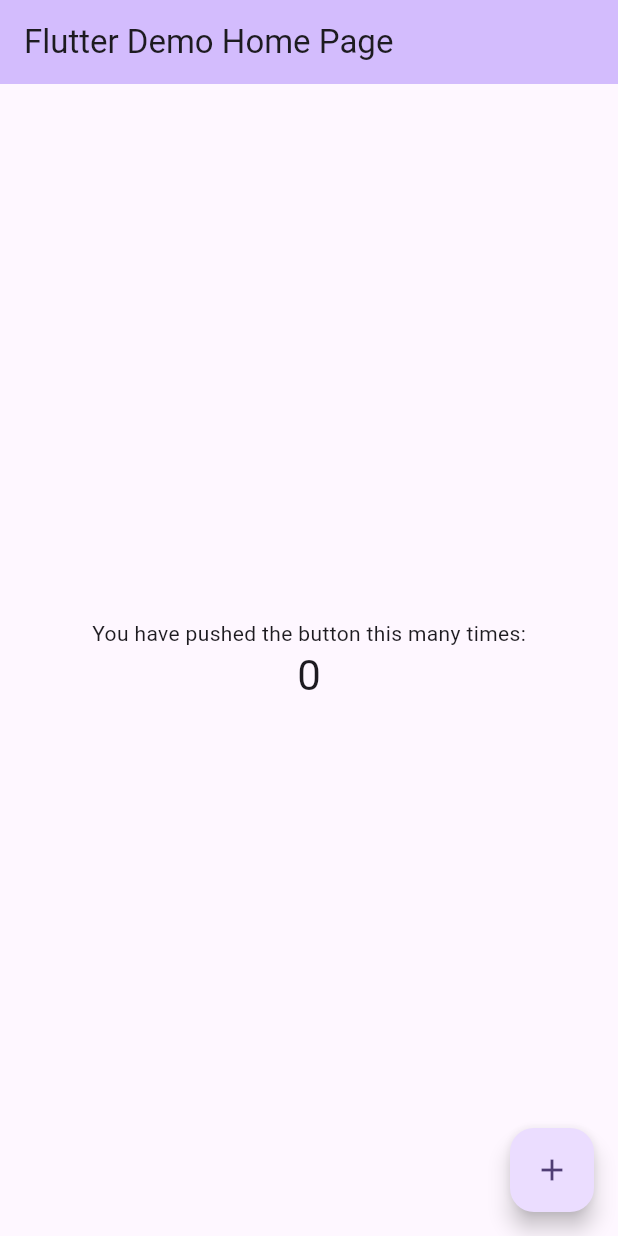
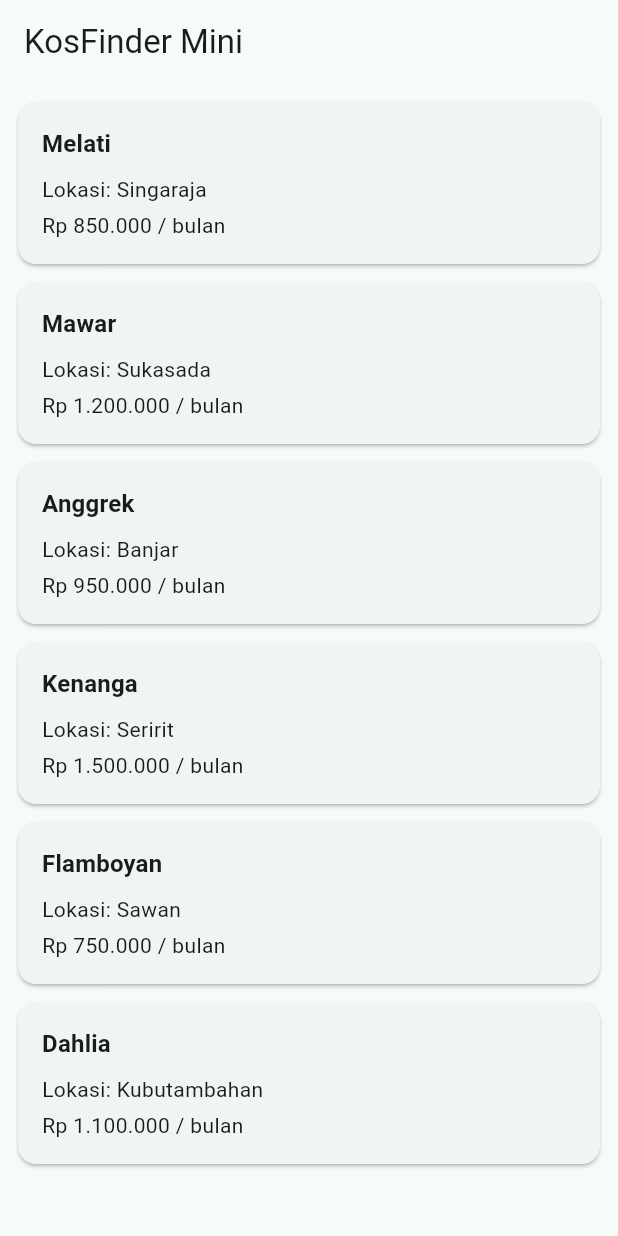
Before and after one commit to agusprasetya246-glitch/kosfinder_mini, a Flutter app: the screen it shows after launch, on a phone screen of 412 x 824 dp. Run offline on Flutter 3.47's test engine with Material 3 defaults, Android fonts, the phone set to English and light mode, and no system bars.

Commit message:
feat: add kos list layout with dummy data

```diff
--- a/lib/main.dart
+++ b/lib/main.dart
@@ -1,121 +1,96 @@
 import 'package:flutter/material.dart';
 
 void main() {
-  runApp(const MyApp());
+  runApp(const KosFinderApp());
 }
 
-class MyApp extends StatelessWidget {
-  const MyApp({super.key});
+class Kos {
+  const Kos({
+    required this.id,
+    required this.nama,
+    required this.lokasi,
+    required this.harga,
+  });
 
-  // This widget is the root of your application.
+  final int id;
+  final String nama;
+  final String lokasi;
+  final int harga;
+}
+
+const List<Kos> dummyKos = [
+  Kos(id: 1, nama: 'Melati', lokasi: 'Singaraja', harga: 850000),
+  Kos(id: 2, nama: 'Mawar', lokasi: 'Sukasada', harga: 1200000),
+  Kos(id: 3, nama: 'Anggrek', lokasi: 'Banjar', harga: 950000),
+  Kos(id: 4, nama: 'Kenanga', lokasi: 'Seririt', harga: 1500000),
+  Kos(id: 5, nama: 'Flamboyan', lokasi: 'Sawan', harga: 750000),
+  Kos(id: 6, nama: 'Dahlia', lokasi: 'Kubutambahan', harga: 1100000),
+];
+
+String formatHargaPerBulan(int harga) {
+  final digits = harga.toString();
+  final buffer = StringBuffer();
+
+  for (var i = 0; i < digits.length; i++) {
+    buffer.write(digits[i]);
+    final remaining = digits.length - 1 - i;
+    if (remaining > 0 && remaining % 3 == 0) {
+      buffer.write('.');
+    }
+  }
+
+  return 'Rp $buffer / bulan';
+}
+
+class KosFinderApp extends StatelessWidget {
+  const KosFinderApp({super.key});
+
   @override
   Widget build(BuildContext context) {
     return MaterialApp(
-      title: 'Flutter Demo',
+      title: 'KosFinder Mini',
       theme: ThemeData(
-        // This is the theme of your application.
-        //
-        // TRY THIS: Try running your application with "flutter run". You'll see
-        // the application has a purple toolbar. Then, without quitting the app,
-        // try changing the seedColor in the colorScheme below to Colors.green
-        // and then invoke "hot reload" (save your changes or press the "hot
-        // reload" button in a Flutter-supported IDE, or press "r" if you used
-        // the command line to start the app).
-        //
-        // Notice that the counter didn't reset back to zero; the application
-        // state is not lost during the reload. To reset the state, use hot
-        // restart instead.
-        //
-        // This works for code too, not just values: Most code changes can be
-        // tested with just a hot reload.
-        colorScheme: .fromSeed(seedColor: Colors.deepPurple),
+        colorScheme: ColorScheme.fromSeed(seedColor: Colors.teal),
+        useMaterial3: true,
       ),
-      home: const MyHomePage(title: 'Flutter Demo Home Page'),
+      home: const KosListPage(),
     );
   }
 }
 
-class MyHomePage extends StatefulWidget {
-  const MyHomePage({super.key, required this.title});
-
-  // This widget is the home page of your application. It is stateful, meaning
-  // that it has a State object (defined below) that contains fields that affect
-  // how it looks.
-
-  // This class is the configuration for the state. It holds the values (in this
-  // case the title) provided by the parent (in this case the App widget) and
-  // used by the build method of the State. Fields in a Widget subclass are
-  // always marked "final".
-
-  final String title;
-
-  @override
-  State<MyHomePage> createState() => _MyHomePageState();
-}
-
-class _MyHomePageState extends State<MyHomePage> {
-  int _counter = 0;
-
-  void _incrementCounter() {
-    setState(() {
-      // This call to setState tells the Flutter framework that something has
-      // changed in this State, which causes it to rerun the build method below
-      // so that the display can reflect the updated values. If we changed
-      // _counter without calling setState(), then the build method would not be
-      // called again, and so nothing would appear to happen.
-      _counter++;
-    });
-  }
+class KosListPage extends StatelessWidget {
+  const KosListPage({super.key});
 
   @override
   Widget build(BuildContext context) {
-    // This method is rerun every time setState is called, for instance as done
-    // by the _incrementCounter method above.
-    //
-    // The Flutter framework has been optimized to make rerunning build methods
-    // fast, so that you can just rebuild anything that needs updating rather
-    // than having to individually change instances of widgets.
     return Scaffold(
-      appBar: AppBar(
-        // TRY THIS: Try changing the color here to a specific color (to
-        // Colors.amber, perhaps?) and trigger a hot reload to see the AppBar
-        // change color while the other colors stay the same.
-        backgroundColor: Theme.of(context).colorScheme.inversePrimary,
-        // Here we take the value from the MyHomePage object that was created by
-        // the App.build method, and use it to set our appbar title.
-        title: Text(widget.title),
-      ),
-      body: Center(
-        // Center is a layout widget. It takes a single child and positions it
-        // in the middle of the parent.
-        child: Column(
-          // Column is also a layout widget. It takes a list of children and
-          // arranges them vertically. By default, it sizes itself to fit its
-          // children horizontally, and tries to be as tall as its parent.
-          //
-          // Column has various properties to control how it sizes itself and
-          // how it positions its children. Here we use mainAxisAlignment to
-          // center the children vertically; the main axis here is the vertical
-          // axis because Columns are vertical (the cross axis would be
-          // horizontal).
-          //
-          // TRY THIS: Invoke "debug painting" (choose the "Toggle Debug Paint"
-          // action in the IDE, or press "p" in the console), to see the
-          // wireframe for each widget.
-          mainAxisAlignment: .center,
-          children: [
-            const Text('You have pushed the button this many times:'),
-            Text(
-              '$_counter',
-              style: Theme.of(context).textTheme.headlineMedium,
+      appBar: AppBar(title: const Text('KosFinder Mini')),
+      body: ListView.builder(
+        padding: const EdgeInsets.all(12),
+        itemCount: dummyKos.length,
+        itemBuilder: (context, index) {
+          final kos = dummyKos[index];
+          return Card(
+            margin: const EdgeInsets.only(bottom: 12),
+            child: Padding(
+              padding: const EdgeInsets.all(16),
+              child: Column(
+                crossAxisAlignment: CrossAxisAlignment.start,
+                children: [
+                  Text(
+                    kos.nama,
+                    style: Theme.of(context).textTheme.titleMedium
+                        ?.copyWith(fontWeight: FontWeight.bold),
+                  ),
+                  const SizedBox(height: 8),
+                  Text('Lokasi: ${kos.lokasi}'),
+                  const SizedBox(height: 4),
+                  Text(formatHargaPerBulan(kos.harga)),
+                ],
+              ),
             ),
-          ],
-        ),
-      ),
-      floatingActionButton: FloatingActionButton(
-        onPressed: _incrementCounter,
-        tooltip: 'Increment',
-        child: const Icon(Icons.add),
+          );
+        },
       ),
     );
   }
```
